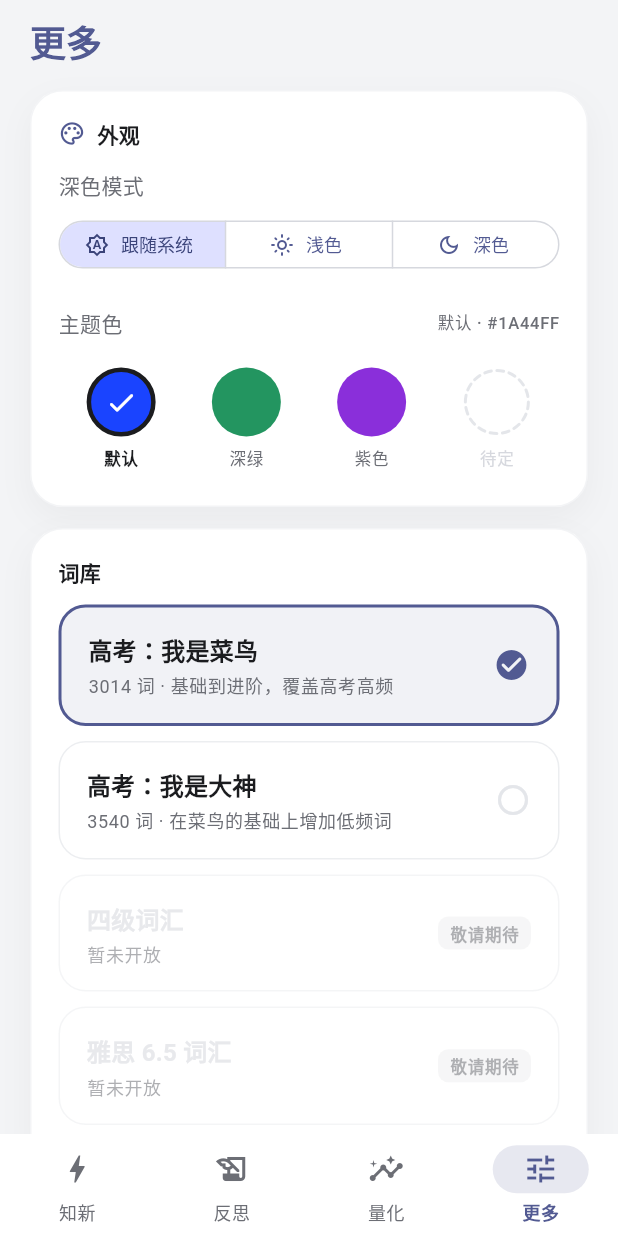
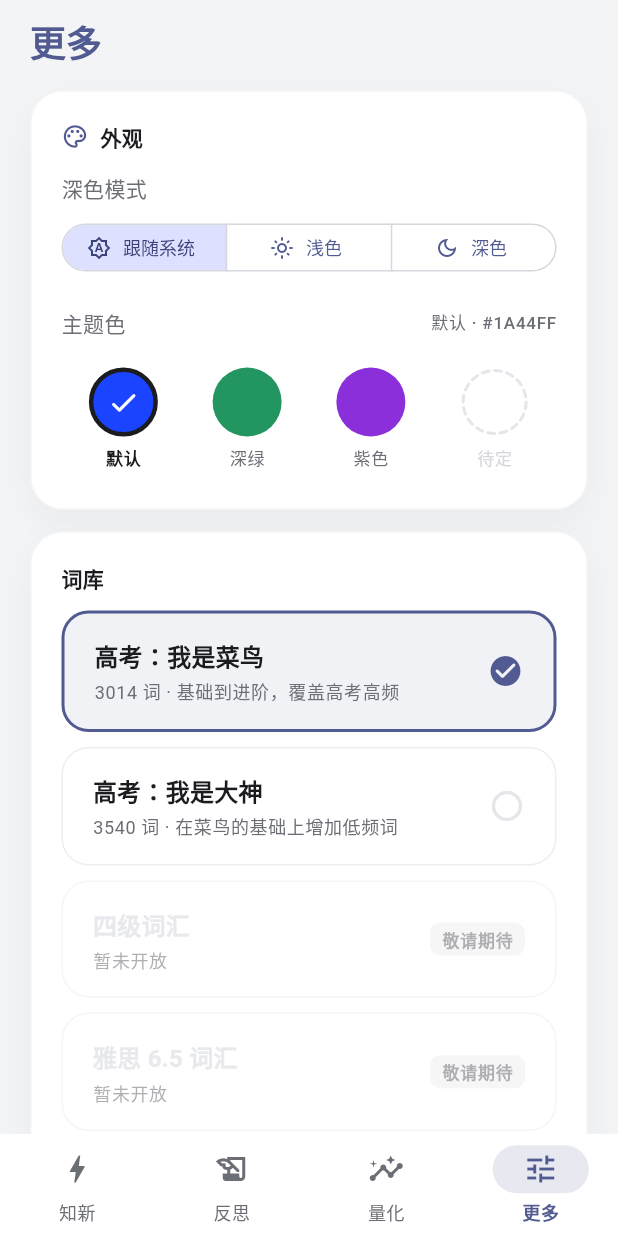
Before and after one commit to Ligret2007/LanGouBei, a Flutter app: the Shell screen opened directly with empty values, item 4 of the bottom bar chosen, on a phone screen of 412 x 824 dp. Run offline on Flutter 3.47's test engine with Material 3 defaults, Android fonts, the phone set to English and light mode, and no system bars; our stand-ins replace shared_preferences; accounts and stored records are empty.

Commit message:
feat: 换新图标，动效放慢变柔，底部切换加过渡，文字像素对齐
- 桌面图标裁切后生成各密度 launcher 图标，补 Android 8+ 自适应图标（白底 + 图形前景）
- 动效时长与曲线集中到 lib/motion.dart：翻面 520ms（中段最慢）、换内容 420ms、切页 460ms
- 底部四个板块切换改为新页淡入滑回、旧页向反侧淡出；四页常驻，不丢当前卡片状态
- lib/crisp.dart：字号与布局吸附到整设备像素，修 2K 平板上部分字发虚
- 只做竖屏：清单锁竖屏，宽屏时内容收成 560dp 居中竖栏，不做横屏布局
- 卡片内边距统一到 20；更多 → 关于 增加屏幕尺寸/像素比/字号诊断行

```diff
--- /dev/null
+++ b/lib/crisp.dart
@@ -0,0 +1,68 @@
+import 'package:flutter/widgets.dart';
+
+/// 把字号与布局吸附到「整设备像素」。
+///
+/// 起因：2K 平板上部分字发虚。屏幕像素比 × 系统字号缩放之后，字号常常变成
+/// 27.6px、36.8px 这种小数，字形按小数尺寸栅格化，边缘就糊；同一行字里
+/// 有的字号正好落在整像素上（清晰），有的没有（发虚），所以看起来是「部分字体」。
+///
+/// 这里做两件事：
+/// 1. 逻辑尺寸吸附到整设备像素（误差不到 1px，肉眼无感，且只向上取整不裁切）；
+/// 2. 每次字号缩放的结果吸附到 1/像素比 的整数倍 —— 于是 `字号 × 像素比` 必为整数，
+///    字形按整像素尺寸渲染。
+///
+/// 系统字号缩放本身保留（无障碍设置照常生效），只是把结果对齐到像素网格。
+class CrispPixels extends StatelessWidget {
+  final Widget child;
+
+  const CrispPixels({super.key, required this.child});
+
+  @override
+  Widget build(BuildContext context) {
+    final mq = MediaQuery.of(context);
+    final dpr = mq.devicePixelRatio;
+    if (dpr <= 0) return child;
+
+    // 只向上取整：宽度多出不到 1px，不会把右边裁掉
+    final size = Size(
+      (mq.size.width * dpr).ceilToDouble() / dpr,
+      (mq.size.height * dpr).ceilToDouble() / dpr,
+    );
+
+    return MediaQuery(
+      data: mq.copyWith(
+        size: size,
+        textScaler: PixelSnappingTextScaler(mq.textScaler, 1 / dpr),
+      ),
+      child: child,
+    );
+  }
+}
+
+/// 把缩放后的字号吸附到 [step]（= 1/像素比）的整数倍。
+class PixelSnappingTextScaler extends TextScaler {
+  final TextScaler _inner;
+
+  /// 一个设备像素对应的逻辑尺寸，即 1 / devicePixelRatio
+  final double _step;
+
+  const PixelSnappingTextScaler(this._inner, this._step);
+
+  @override
+  double scale(double fontSize) {
+    final scaled = _inner.scale(fontSize);
+    if (scaled <= 0) return scaled;
+    return (scaled / _step).roundToDouble() * _step;
+  }
+
+  @override
+  // ignore: deprecated_member_use
+  double get textScaleFactor => _inner.textScaleFactor;
+
+  @override
+  bool operator ==(Object other) =>
+      other is PixelSnappingTextScaler && other._inner == _inner && other._step == _step;
+
+  @override
+  int get hashCode => Object.hash(_inner, _step);
+}
--- /dev/null
+++ b/lib/motion.dart
@@ -0,0 +1,50 @@
+import 'package:flutter/animation.dart';
+
+/// 全站动效节奏。
+///
+/// 时长和曲线都集中在这里：想整体调慢、调柔和，只改这一个文件，
+/// 不用去各页面里翻 `Duration(milliseconds: ...)` 和 `Curves.xxx`。
+///
+/// 取值原则：
+/// - 时长比 Material 默认值长 30% 左右（默认 200–300ms 太快，"翻过去"看不清）；
+/// - 曲线一律用「起步快、收尾长」的四次贝塞尔，收尾段占一半以上的时间，落位才不突兀。
+class Motion {
+  Motion._();
+
+  // ———————————————————— 时长 ————————————————————
+
+  /// 卡片翻面：要慢到能看清翻过去的过程
+  static const Duration flip = Duration(milliseconds: 520);
+
+  /// 卡片区内换内容（换题、空状态、列表刷新）
+  static const Duration content = Duration(milliseconds: 420);
+
+  /// 整页切换（引导翻页）
+  static const Duration page = Duration(milliseconds: 460);
+
+  /// 小元素淡入 / 尺寸变化（指示点、提示条）
+  static const Duration fade = Duration(milliseconds: 300);
+
+  /// 启动页
+  static const Duration splash = Duration(milliseconds: 1100);
+
+  // ———————————————————— 曲线 ————————————————————
+
+  /// 默认曲线：起步快、收尾长，落位柔和
+  static const Curve standard = Cubic(0.16, 1.0, 0.30, 1.0);
+
+  /// 强调曲线：收尾比 standard 还长，惯性更明显（翻面、大块内容切换）
+  static const Curve emphasized = Cubic(0.22, 1.0, 0.36, 1.0);
+
+  /// 翻面专用：中段最慢，翻到一半时像"停一下"
+  static const Curve flipCurve = Cubic(0.45, 0.05, 0.25, 1.0);
+
+  /// 进入（淡入 + 轻微上移）
+  static const Curve enter = Cubic(0.18, 1.0, 0.32, 1.0);
+
+  /// 离开（比进入快一点，避免退场拖沓）
+  static const Curve exit = Cubic(0.38, 0.0, 0.22, 1.0);
+
+  /// 轻微回弹（启动页图标落位）
+  static const Curve overshoot = Cubic(0.34, 1.56, 0.64, 1.0);
+}
--- a/lib/screens/more_screen.dart
+++ b/lib/screens/more_screen.dart
@@ -83,7 +83,7 @@ class MoreScreen extends StatelessWidget {
                       ),
                     ),
                   ),
-                  const SizedBox(height: 22),
+                  const SizedBox(height: 20),
                   Row(
                     children: [
                       Text('主题色',
@@ -262,6 +262,22 @@ class MoreScreen extends StatelessWidget {
                         Text('——高三生 Ligret',
                             style: theme.textTheme.labelSmall
                                 ?.copyWith(color: theme.colorScheme.onSurfaceVariant)),
+                        const SizedBox(height: 2),
+                        // 渲染参数：排查"字发虚"时一眼能看出屏幕像素比和字号缩放
+                        Builder(
+                          builder: (context) {
+                            final mq = MediaQuery.of(context);
+                            final dpr = mq.devicePixelRatio;
+                            final w = (mq.size.width * dpr).round();
+                            final h = (mq.size.height * dpr).round();
+                            final scale = mq.textScaler.scale(14) / 14;
+                            return Text(
+                              '屏幕 $w×$h @${dpr.toStringAsFixed(2)} · 字号 ${scale.toStringAsFixed(2)}×',
+                              style: theme.textTheme.labelSmall
+                                  ?.copyWith(color: theme.colorScheme.outline, fontSize: 10),
+                            );
+                          },
+                        ),
                       ],
                     ),
                   ),
--- a/lib/screens/onboarding_screen.dart
+++ b/lib/screens/onboarding_screen.dart
@@ -4,6 +4,7 @@ import '../app_state.dart';
 import '../models/word.dart';
 import '../widgets/bank_option.dart';
 import '../widgets/year_wheel.dart';
+import '../motion.dart';
 import '../theme.dart';
 
 /// 首次启动的四页引导
@@ -45,7 +46,7 @@ class _OnboardingScreenState extends State<OnboardingScreen> {
 
   void _next() {
     if (_page < _pages - 1) {
-      _controller.nextPage(duration: const Duration(milliseconds: 320), curve: Curves.easeOutCubic);
+      _controller.nextPage(duration: Motion.page, curve: Motion.standard);
     } else {
       widget.state.completeOnboarding(bank: _bank, examYear: _examYear);
     }
@@ -92,7 +93,7 @@ class _OnboardingScreenState extends State<OnboardingScreen> {
                     children: List.generate(_pages, (i) {
                       final active = i == _page;
                       return AnimatedContainer(
-                        duration: const Duration(milliseconds: 220),
+                        duration: Motion.fade,
                         margin: const EdgeInsets.symmetric(horizontal: 3),
                         width: active ? 22 : 7,
                         height: 7,
--- a/lib/screens/quant_screen.dart
+++ b/lib/screens/quant_screen.dart
@@ -31,7 +31,7 @@ class QuantScreen extends StatelessWidget {
             Text('把进度看得见，才不容易半途而废',
                 style: theme.textTheme.bodySmall
                     ?.copyWith(color: theme.colorScheme.onSurfaceVariant)),
-            const SizedBox(height: 18),
+            const SizedBox(height: 16),
 
             // 倒计时 + 连续天数
             SurfaceCard(
@@ -246,7 +246,7 @@ class _MetricCard extends StatelessWidget {
   Widget build(BuildContext context) {
     final theme = Theme.of(context);
     return SurfaceCard(
-      padding: const EdgeInsets.all(16),
+      padding: const EdgeInsets.all(20),
       child: Column(
         crossAxisAlignment: CrossAxisAlignment.start,
         children: [
--- a/lib/screens/shell.dart
+++ b/lib/screens/shell.dart
@@ -1,6 +1,7 @@
 import 'package:flutter/material.dart';
 
 import '../app_state.dart';
+import '../motion.dart';
 import 'more_screen.dart';
 import 'quant_screen.dart';
 import 'reflect_screen.dart';
@@ -20,21 +21,37 @@ class _ShellState extends State<Shell> {
   final GlobalKey<ReflectScreenState> _reflectKey = GlobalKey<ReflectScreenState>();
 
   void _select(int i) {
+    if (i == _index) return;
     setState(() => _index = i);
     // 从「知新」清掉的错题，切到「反思」时要同步
     if (i == 1) _reflectKey.currentState?.refreshIfStale();
   }
 
+  Widget _page(int i) {
+    return switch (i) {
+      0 => StudyScreen(state: widget.state),
+      1 => ReflectScreen(key: _reflectKey, state: widget.state),
+      2 => QuantScreen(state: widget.state),
+      _ => MoreScreen(state: widget.state),
+    };
+  }
+
   @override
   Widget build(BuildContext context) {
+    // 当前页放最上层，其余页在下面待命：切页时新页从一侧滑入、旧页向反侧淡出。
+    // 四页都一直装着（不清状态），只是非当前页不响应触摸、不进语义树。
+    final order = <int>[for (var i = 0; i < 4; i++) if (i != _index) i, _index];
+
     return Scaffold(
-      body: IndexedStack(
-        index: _index,
+      body: Stack(
         children: [
-          StudyScreen(state: widget.state),
-          ReflectScreen(key: _reflectKey, state: widget.state),
-          QuantScreen(state: widget.state),
-          MoreScreen(state: widget.state),
+          for (final i in order)
+            _TabLayer(
+              active: i == _index,
+              // 目标位置：左边来的往左退、右边来的往右等，被选中的回到原位
+              offset: i == _index ? Offset.zero : Offset(i < _index ? -0.04 : 0.04, 0),
+              child: _page(i),
+            ),
         ],
       ),
       bottomNavigationBar: NavigationBar(
@@ -66,3 +83,34 @@ class _ShellState extends State<Shell> {
     );
   }
 }
+
+/// 一页内容：切走时淡出并向一侧退开，切回时淡入滑回原位。
+class _TabLayer extends StatelessWidget {
+  final bool active;
+  final Offset offset;
+  final Widget child;
+
+  const _TabLayer({required this.active, required this.offset, required this.child});
+
+  @override
+  Widget build(BuildContext context) {
+    return IgnorePointer(
+      ignoring: !active,
+      child: ExcludeSemantics(
+        excluding: !active,
+        child: AnimatedSlide(
+          offset: offset,
+          duration: Motion.page,
+          curve: Motion.standard,
+          child: AnimatedOpacity(
+            opacity: active ? 1 : 0,
+            duration: Motion.page,
+            curve: Motion.standard,
+            // 不在前台的页面暂停自己的动画，省电
+            child: TickerMode(enabled: active, child: child),
+          ),
+        ),
+      ),
+    );
+  }
+}
--- a/lib/theme.dart
+++ b/lib/theme.dart
@@ -19,6 +19,10 @@ const Color kLevelEasyDark = Color(0xFF4CC38A);
 const Color kLevelNormalDark = Color(0xFFE9C24B);
 const Color kLevelHardDark = Color(0xFFFF9E4D);
 const Color kLevelExtraDark = Color(0xFFFF6B70);
+
+/// 内容区最大宽度：竖屏手机用不到，平板/折叠屏上把内容收成一条竖屏宽度的中轴，
+/// 不做横屏布局，也不会把行宽拉到读起来累的程度
+const double kMaxContentWidth = 560;
 
 Color levelColor(String level, Brightness brightness) {
   final dark = brightness == Brightness.dark;
@@ -184,7 +188,7 @@ class SurfaceCard extends StatelessWidget {
   const SurfaceCard({
     super.key,
     required this.child,
-    this.padding = const EdgeInsets.all(18),
+    this.padding = const EdgeInsets.all(20),
     this.color,
     this.onTap,
   });
--- a/lib/version.dart
+++ b/lib/version.dart
@@ -1,2 +1,2 @@
 /// App 版本号：发布新版本时和 pubspec.yaml 的 `version:` 一起改
-const String kAppVersion = '1.1.0';
+const String kAppVersion = '1.2.0';
--- a/lib/widgets/bank_option.dart
+++ b/lib/widgets/bank_option.dart
@@ -37,7 +37,7 @@ class BankOption extends StatelessWidget {
           onTap: disabled ? null : onTap,
           borderRadius: BorderRadius.circular(18),
           child: Container(
-            padding: const EdgeInsets.symmetric(horizontal: 18, vertical: 16),
+            padding: const EdgeInsets.symmetric(horizontal: 20, vertical: 16),
             decoration: BoxDecoration(
               color: selected
                   ? theme.colorScheme.primary.withValues(alpha: 0.08)
--- a/pubspec.yaml
+++ b/pubspec.yaml
@@ -1,7 +1,7 @@
 name: langobei
 description: "LangoBei —— 面向高考英语的背单词 App"
 publish_to: 'none'
-version: 1.1.0+2
+version: 1.2.0+3
 
 environment:
   sdk: ^3.13.5
```
Also changed, not shown: lib/main.dart (+19 -0 lines), lib/screens/reflect_screen.dart (+4 -3 lines), lib/screens/splash_screen.dart (+4 -3 lines), lib/screens/study_screen.dart (+4 -3 lines), lib/widgets/flip_card.dart (+11 -7 lines), 16 other files.
